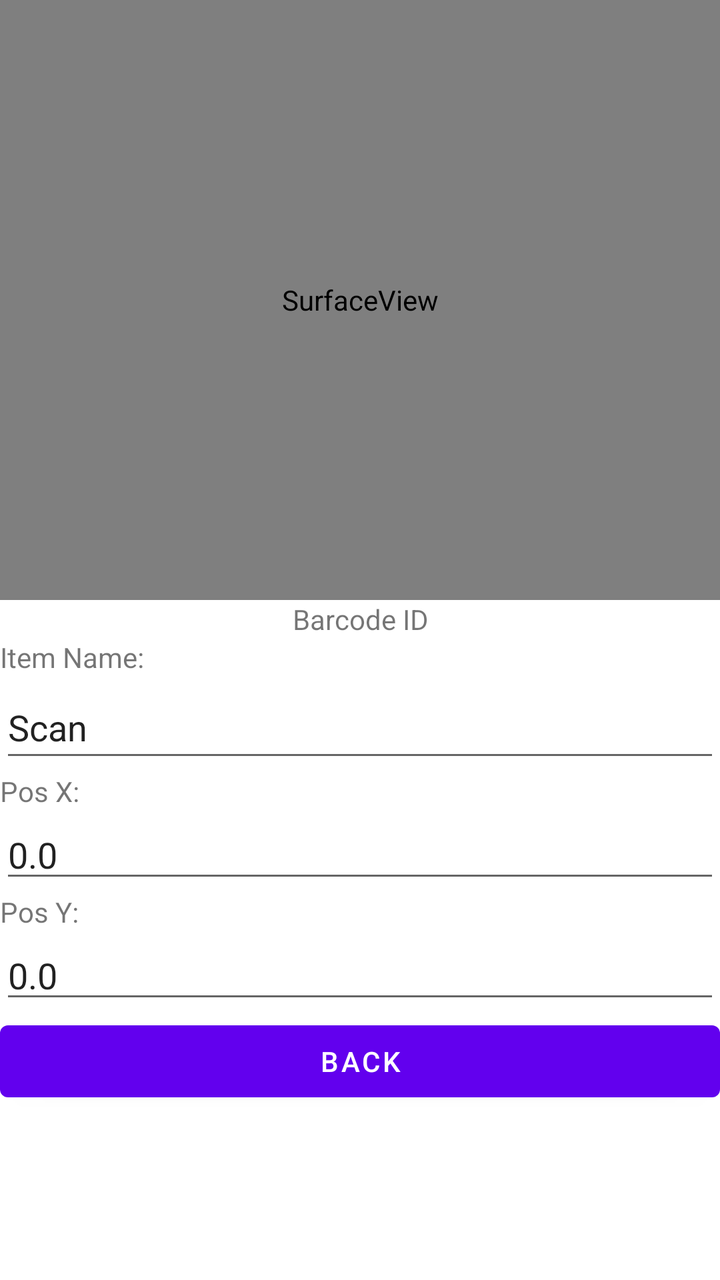
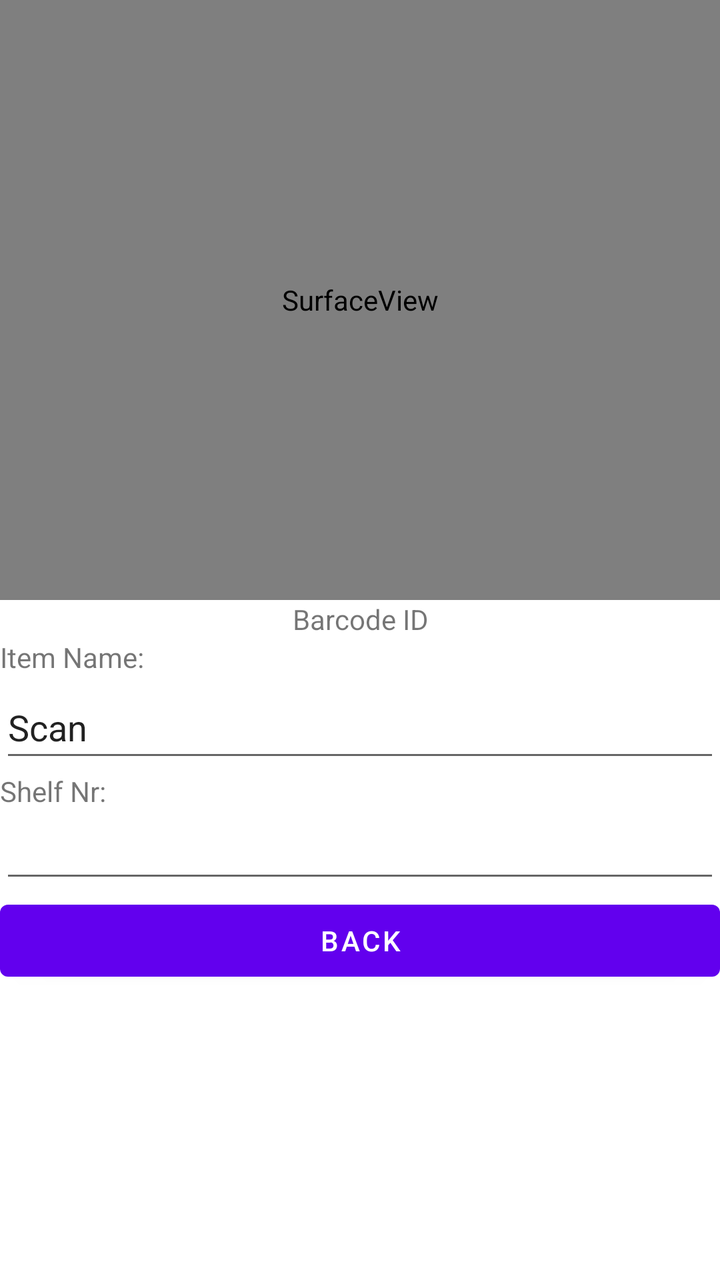

An Android layout rendered at two revisions. The XML below is the earlier revision; the diff shows what the commit changed to produce the second picture.
<!-- AndroidManifest.xml: application theme Theme.SmartShoppingList -->
<!-- res/layout/activity_scanner.xml -->
<?xml version="1.0" encoding="utf-8"?>
<LinearLayout xmlns:android="http://schemas.android.com/apk/res/android"
    xmlns:app="http://schemas.android.com/apk/res-auto"
    xmlns:tools="http://schemas.android.com/tools"
    android:layout_width="match_parent"
    android:layout_height="match_parent"
    android:orientation="vertical"
    tools:context="ui.ScannerActivity">

    <SurfaceView
        android:id="@+id/surfaceView"
        android:layout_width="match_parent"
        android:layout_height="300dp" />

    <TextView
        android:id="@+id/textCode"
        android:layout_width="match_parent"
        android:layout_height="wrap_content"
        android:text="Barcode ID"
        android:textAlignment="center" />

    <TextView
        android:id="@+id/lblName"
        android:layout_width="match_parent"
        android:layout_height="wrap_content"
        android:text="Item Name:"
        android:textAlignment="textStart" />

    <EditText
        android:id="@+id/editName"
        android:layout_width="match_parent"
        android:layout_height="wrap_content"
        android:ems="10"
        android:inputType="textPersonName"
        android:minHeight="48dp"
        android:text="Scan" />

    <TextView
        android:id="@+id/lblPosX"
        android:layout_width="match_parent"
        android:layout_height="wrap_content"
        android:text="Pos X:"
        android:textAlignment="textStart" />

    <EditText
        android:id="@+id/editPosX"
        android:layout_width="match_parent"
        android:layout_height="wrap_content"
        android:ems="10"
        android:inputType="numberDecimal"
        android:text="0.0" />

    <TextView
        android:id="@+id/lblPosY"
        android:layout_width="match_parent"
        android:layout_height="wrap_content"
        android:text="Pos Y:"
        android:textAlignment="textStart" />

    <EditText
        android:id="@+id/editPosY"
        android:layout_width="match_parent"
        android:layout_height="wrap_content"
        android:ems="10"
        android:inputType="numberDecimal"
        android:text="0.0" />

    <Button
        android:id="@+id/btnBack"
        android:layout_width="match_parent"
        android:layout_height="wrap_content"
        android:text="Back" />
</LinearLayout>
<!-- resources referenced by this layout -->
<resources>
  <style name="Theme.SmartShoppingList" parent="Theme.MaterialComponents.DayNight.DarkActionBar">
          
          <item name="colorPrimary">@color/purple_500</item>
          <item name="colorPrimaryVariant">@color/purple_700</item>
          <item name="colorOnPrimary">@color/white</item>
          
          <item name="colorSecondary">@color/teal_200</item>
          <item name="colorSecondaryVariant">@color/teal_700</item>
          <item name="colorOnSecondary">@color/black</item>
          
          <item name="android:statusBarColor" tools:targetApi="l">?attr/colorPrimaryVariant</item>
          
      </style>
  <color name="purple_500">#FF6200EE</color>
  <color name="purple_700">#FF3700B3</color>
  <color name="white">#FFFFFFFF</color>
  <color name="teal_200">#FF03DAC5</color>
  <color name="teal_700">#FF018786</color>
  <color name="black">#FF000000</color>
</resources>

<!-- the commit's change to res/layout/activity_scanner.xml (unified diff, before → after) -->
@@ -36,25 +36,10 @@
         android:text="Scan" />
 
     <TextView
-        android:id="@+id/lblPosX"
-        android:layout_width="match_parent"
-        android:layout_height="wrap_content"
-        android:text="Pos X:"
-        android:textAlignment="textStart" />
-
-    <EditText
-        android:id="@+id/editPosX"
-        android:layout_width="match_parent"
-        android:layout_height="wrap_content"
-        android:ems="10"
-        android:inputType="numberDecimal"
-        android:text="0.0" />
-
-    <TextView
         android:id="@+id/lblPosY"
         android:layout_width="match_parent"
         android:layout_height="wrap_content"
-        android:text="Pos Y:"
+        android:text="Shelf Nr:"
         android:textAlignment="textStart" />
 
     <EditText
@@ -62,8 +47,7 @@
         android:layout_width="match_parent"
         android:layout_height="wrap_content"
         android:ems="10"
-        android:inputType="numberDecimal"
-        android:text="0.0" />
+        android:inputType="number" />
 
     <Button
         android:id="@+id/btnBack"
